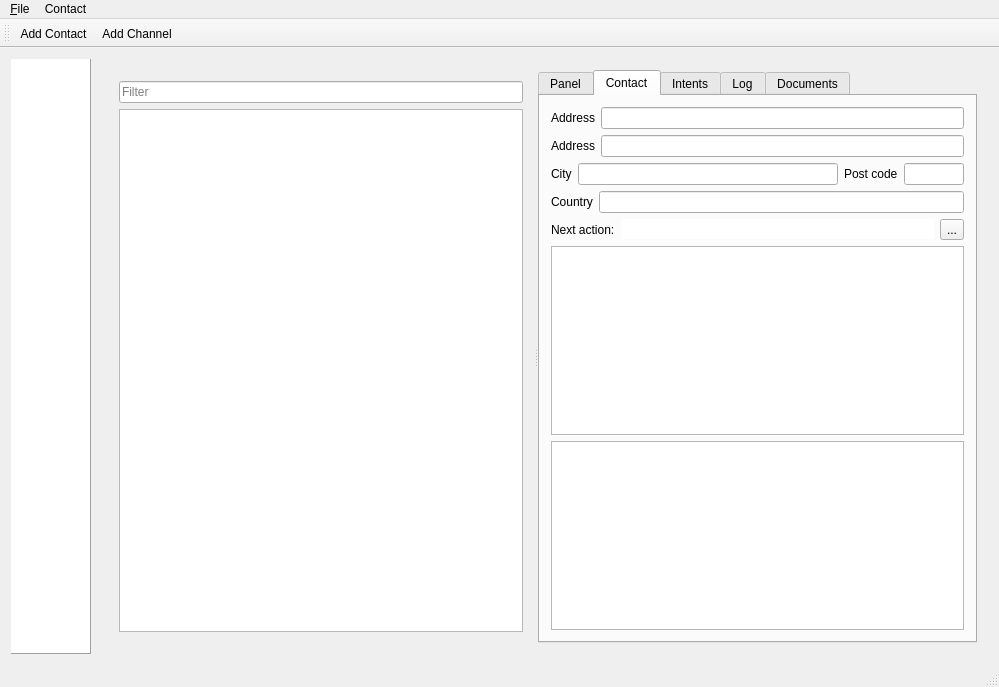
jgaa/f-crm, file ui/mainwindow.ui: the form before one commit.
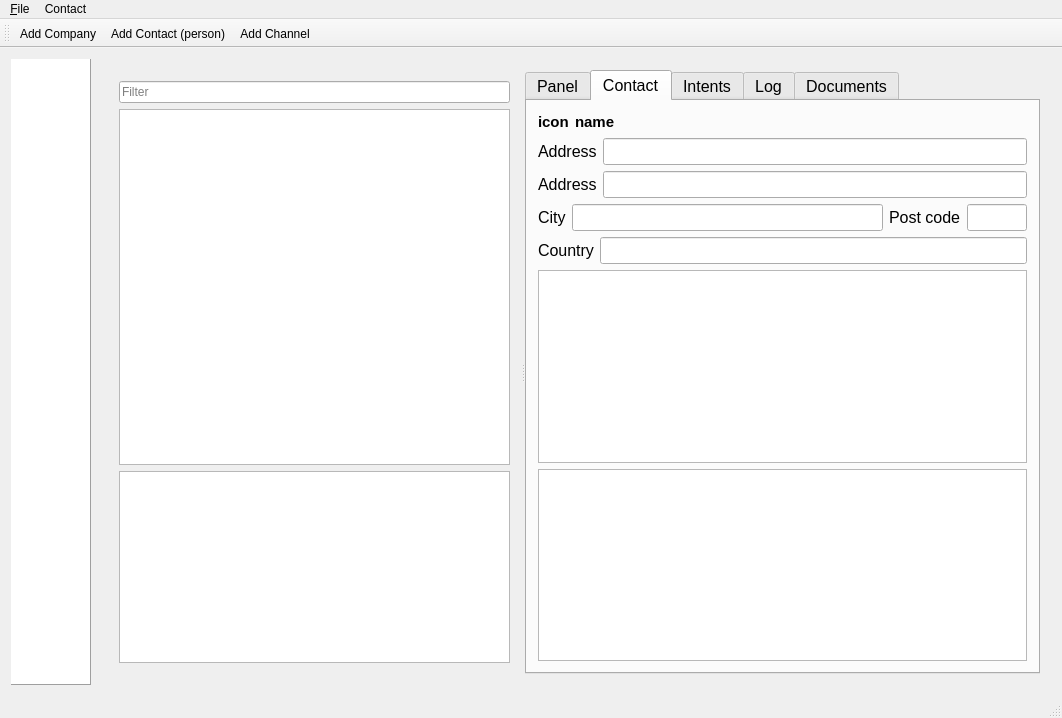
The form after the commit. Icons and pictures are not drawn.

Commit message: Have basic contact management working.

The edit to the form file:
```diff
--- a/ui/mainwindow.ui
+++ b/ui/mainwindow.ui
@@ -6,8 +6,8 @@
    <rect>
     <x>0</x>
     <y>0</y>
-    <width>999</width>
-    <height>687</height>
+    <width>1062</width>
+    <height>718</height>
    </rect>
   </property>
   <property name="windowTitle">
@@ -172,6 +172,12 @@
             </item>
             <item>
              <widget class="QTableView" name="contactsList">
+              <property name="sizePolicy">
+               <sizepolicy hsizetype="Expanding" vsizetype="Expanding">
+                <horstretch>0</horstretch>
+                <verstretch>2</verstretch>
+               </sizepolicy>
+              </property>
               <property name="contextMenuPolicy">
                <enum>Qt::CustomContextMenu</enum>
               </property>
@@ -189,9 +195,36 @@
               </attribute>
              </widget>
             </item>
+            <item>
+             <widget class="QTableView" name="contactPeople">
+              <property name="contextMenuPolicy">
+               <enum>Qt::CustomContextMenu</enum>
+              </property>
+              <property name="alternatingRowColors">
+               <bool>true</bool>
+              </property>
+              <property name="selectionMode">
+               <enum>QAbstractItemView::SingleSelection</enum>
+              </property>
+              <property name="selectionBehavior">
+               <enum>QAbstractItemView::SelectRows</enum>
+              </property>
+              <property name="showGrid">
+               <bool>false</bool>
+              </property>
+              <attribute name="verticalHeaderVisible">
+               <bool>false</bool>
+              </attribute>
+             </widget>
+            </item>
            </layout>
           </widget>
           <widget class="QTabWidget" name="contactTab">
+           <property name="font">
+            <font>
+             <pointsize>12</pointsize>
+            </font>
+           </property>
            <property name="currentIndex">
             <number>1</number>
            </property>
@@ -305,7 +338,52 @@
             <attribute name="title">
              <string>Contact</string>
             </attribute>
-            <layout class="QVBoxLayout" name="verticalLayout_7">
+            <layout class="QVBoxLayout" name="verticalLayout">
+             <item>
+              <layout class="QHBoxLayout" name="horizontalLayout_2">
+               <item>
+                <widget class="QLabel" name="personWhoIcon">
+                 <property name="font">
+                  <font>
+                   <pointsize>11</pointsize>
+                   <weight>75</weight>
+                   <bold>true</bold>
+                  </font>
+                 </property>
+                 <property name="text">
+                  <string>icon</string>
+                 </property>
+                </widget>
+               </item>
+               <item>
+                <widget class="QLabel" name="personWhoName">
+                 <property name="font">
+                  <font>
+                   <pointsize>11</pointsize>
+                   <weight>75</weight>
+                   <bold>true</bold>
+                  </font>
+                 </property>
+                 <property name="text">
+                  <string>name</string>
+                 </property>
+                </widget>
+               </item>
+               <item>
+                <spacer name="horizontalSpacer">
+                 <property name="orientation">
+                  <enum>Qt::Horizontal</enum>
+                 </property>
+                 <property name="sizeHint" stdset="0">
+                  <size>
+                   <width>40</width>
+                   <height>20</height>
+                  </size>
+                 </property>
+                </spacer>
+               </item>
+              </layout>
+             </item>
              <item>
               <layout class="QHBoxLayout" name="horizontalLayout_8">
                <item>
@@ -414,64 +492,32 @@
               </layout>
              </item>
              <item>
-              <layout class="QHBoxLayout" name="horizontalLayout_9">
-               <item>
-                <widget class="QLabel" name="label_6">
-                 <property name="text">
-                  <string>Next action:</string>
-                 </property>
-                </widget>
-               </item>
-               <item>
-                <widget class="QLineEdit" name="contactNexAction">
-                 <property name="frame">
-                  <bool>false</bool>
-                 </property>
-                 <property name="readOnly">
-                  <bool>true</bool>
-                 </property>
-                </widget>
-               </item>
-               <item>
-                <widget class="QToolButton" name="toolButton_2">
-                 <property name="text">
-                  <string>...</string>
-                 </property>
-                </widget>
-               </item>
-              </layout>
+              <widget class="QPlainTextEdit" name="personNotes"/>
              </item>
              <item>
-              <widget class="QTableView" name="contactPeople"/>
-             </item>
-             <item>
-              <layout class="QHBoxLayout" name="horizontalLayout_20">
-               <item>
-                <widget class="QTableView" name="contactChannels">
-                 <property name="contextMenuPolicy">
-                  <enum>Qt::CustomContextMenu</enum>
-                 </property>
-                 <property name="selectionBehavior">
-                  <enum>QAbstractItemView::SelectRows</enum>
-                 </property>
-                 <property name="iconSize">
-                  <size>
-                   <width>16</width>
-                   <height>16</height>
-                  </size>
-                 </property>
-                 <property name="showGrid">
-                  <bool>false</bool>
-                 </property>
-                 <attribute name="horizontalHeaderDefaultSectionSize">
-                  <number>80</number>
-                 </attribute>
-                 <attribute name="verticalHeaderVisible">
-                  <bool>false</bool>
-                 </attribute>
-                </widget>
-               </item>
-              </layout>
+              <widget class="QTableView" name="contactChannels">
+               <property name="contextMenuPolicy">
+                <enum>Qt::CustomContextMenu</enum>
+               </property>
+               <property name="selectionBehavior">
+                <enum>QAbstractItemView::SelectRows</enum>
+               </property>
+               <property name="iconSize">
+                <size>
+                 <width>16</width>
+                 <height>16</height>
+                </size>
+               </property>
+               <property name="showGrid">
+                <bool>false</bool>
+               </property>
+               <attribute name="horizontalHeaderDefaultSectionSize">
+                <number>80</number>
+               </attribute>
+               <attribute name="verticalHeaderVisible">
+                <bool>false</bool>
+               </attribute>
+              </widget>
              </item>
             </layout>
            </widget>
@@ -556,7 +602,7 @@
     <rect>
      <x>0</x>
      <y>0</y>
-     <width>999</width>
+     <width>1062</width>
      <height>19</height>
     </rect>
    </property>
@@ -590,6 +636,7 @@
    <attribute name="toolBarBreak">
     <bool>false</bool>
    </attribute>
+   <addaction name="actionAdd_Company"/>
    <addaction name="actionAdd_Contact"/>
    <addaction name="actionAdd_Channel"/>
   </widget>
@@ -605,7 +652,7 @@
      <normaloff>:/res/icons/addcontact.svg</normaloff>:/res/icons/addcontact.svg</iconset>
    </property>
    <property name="text">
-    <string>Add Contact</string>
+    <string>Add Contact (person)</string>
    </property>
    <property name="toolTip">
     <string>Add a new contact</string>
@@ -683,6 +730,51 @@
     <string>Open Channel</string>
    </property>
   </action>
+  <action name="actionAdd_Person">
+   <property name="icon">
+    <iconset resource="../resources.qrc">
+     <normaloff>:/res/icons/addperson.svg</normaloff>:/res/icons/addperson.svg</iconset>
+   </property>
+   <property name="text">
+    <string>Add Person (to a company)</string>
+   </property>
+   <property name="toolTip">
+    <string>Add a new person at the Contact</string>
+   </property>
+  </action>
+  <action name="actionDelete_Person">
+   <property name="icon">
+    <iconset resource="../resources.qrc">
+     <normaloff>:/res/icons/delete.svg</normaloff>:/res/icons/delete.svg</iconset>
+   </property>
+   <property name="text">
+    <string>Delete Person</string>
+   </property>
+   <property name="toolTip">
+    <string>Delete the selected person(s)</string>
+   </property>
+  </action>
+  <action name="actionEdit_Person">
+   <property name="icon">
+    <iconset resource="../resources.qrc">
+     <normaloff>:/res/icons/edit.svg</normaloff>:/res/icons/edit.svg</iconset>
+   </property>
+   <property name="text">
+    <string>Edit Person</string>
+   </property>
+   <property name="toolTip">
+    <string>Edit the current selected person</string>
+   </property>
+  </action>
+  <action name="actionAdd_Company">
+   <property name="icon">
+    <iconset resource="../resources.qrc">
+     <normaloff>:/res/icons/addcompany.svg</normaloff>:/res/icons/addcompany.svg</iconset>
+   </property>
+   <property name="text">
+    <string>Add Company</string>
+   </property>
+  </action>
  </widget>
  <layoutdefault spacing="6" margin="11"/>
  <resources>
```
Left out of the diff: 32 changed lines with no effect on the pictures. The commit also changes 23 other files.
